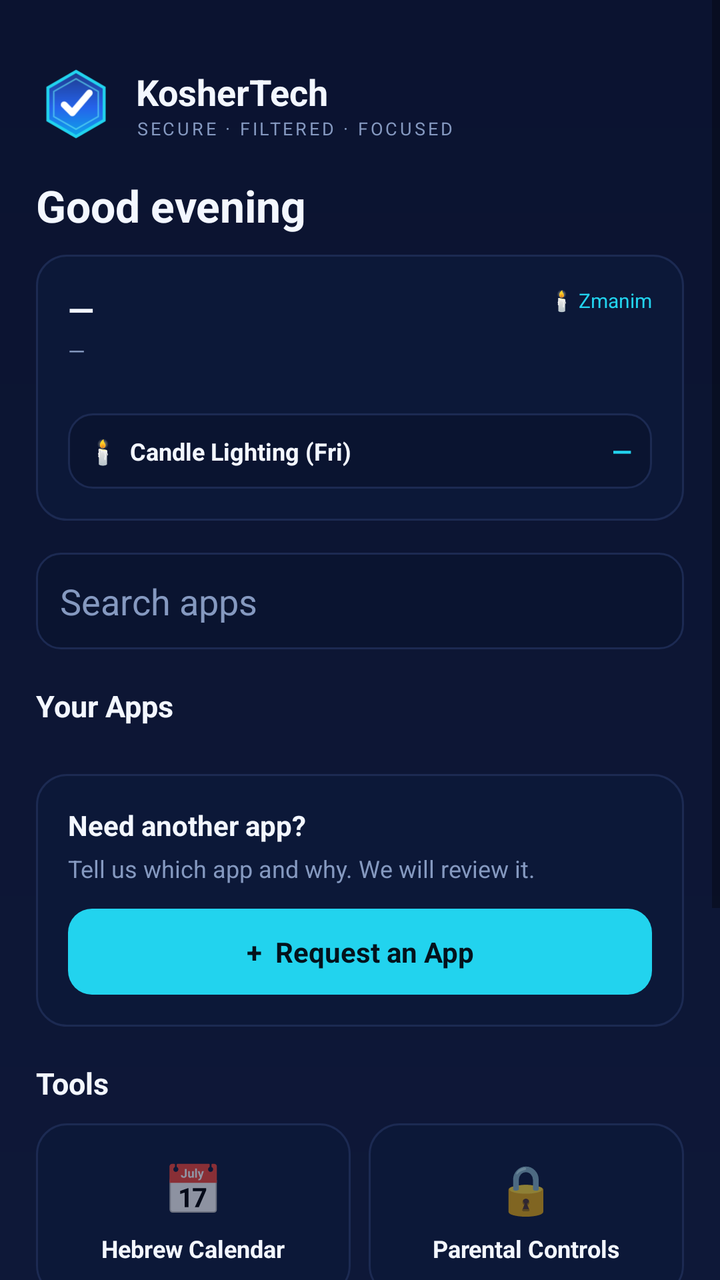
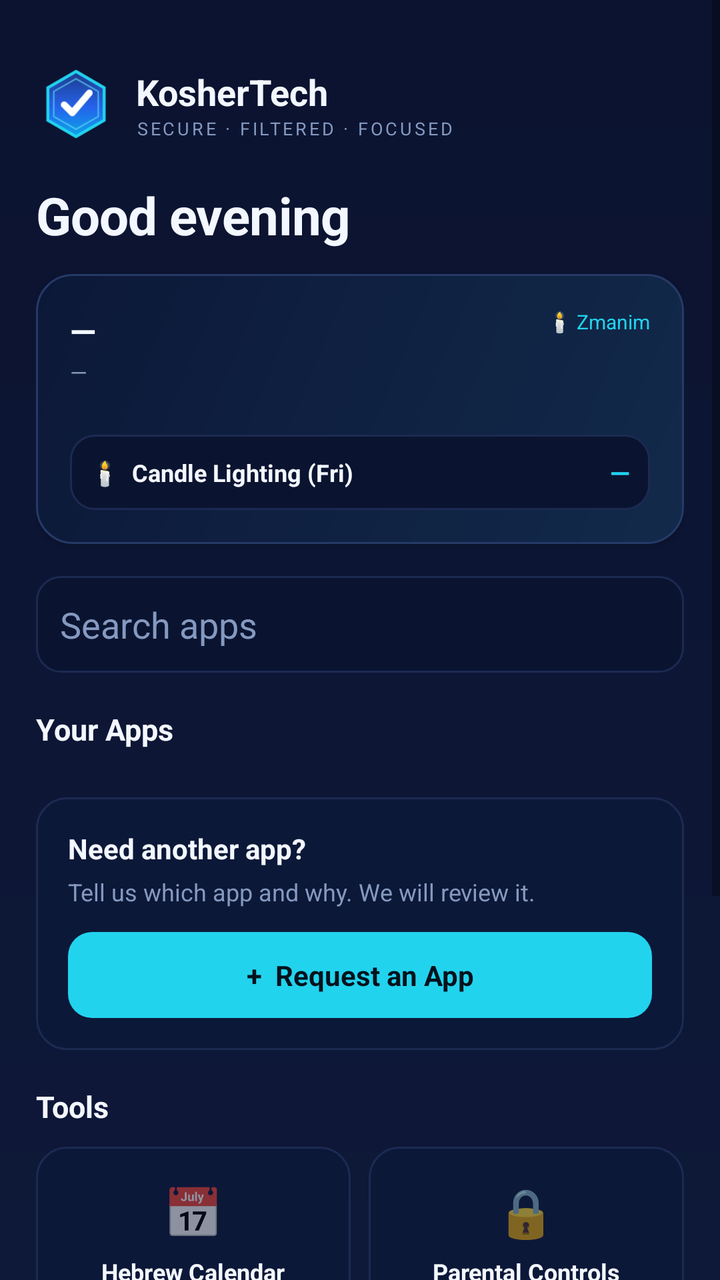

Screens rendered from an Android XML layout before and after an edit, with the pre-edit source and the edit as a unified diff.
<!-- AndroidManifest.xml: application theme Theme.KosherTechHub -->
<!-- res/layout/activity_main.xml -->
<?xml version="1.0" encoding="utf-8"?>
<FrameLayout xmlns:android="http://schemas.android.com/apk/res/android"
    android:layout_width="match_parent"
    android:layout_height="match_parent"
    android:background="@drawable/bg_root">

    <ScrollView
        android:layout_width="match_parent"
        android:layout_height="match_parent"
        android:fillViewport="true">

        <LinearLayout
            android:layout_width="match_parent"
            android:layout_height="wrap_content"
            android:orientation="vertical"
            android:padding="18dp">

            
            <LinearLayout
                android:layout_width="wrap_content"
                android:layout_height="wrap_content"
                android:orientation="horizontal"
                android:gravity="center_vertical"
                android:layout_marginTop="14dp">
                <ImageView
                    android:layout_width="40dp"
                    android:layout_height="40dp"
                    android:src="@drawable/ic_logo"
                    android:contentDescription="KosherTech logo"/>
                <LinearLayout
                    android:layout_width="wrap_content"
                    android:layout_height="wrap_content"
                    android:orientation="vertical"
                    android:layout_marginStart="10dp">
                    <TextView
                        android:layout_width="wrap_content"
                        android:layout_height="wrap_content"
                        android:text="@string/brand"
                        android:textColor="@color/white"
                        android:textStyle="bold"
                        android:textSize="18sp"/>
                    <TextView
                        android:layout_width="wrap_content"
                        android:layout_height="wrap_content"
                        android:text="@string/tagline"
                        android:textColor="@color/muted"
                        android:textSize="9sp"
                        android:letterSpacing="0.14"/>
                </LinearLayout>
            </LinearLayout>

            
            <TextView
                android:id="@+id/greetingText"
                android:layout_width="wrap_content"
                android:layout_height="wrap_content"
                android:text="Good evening"
                android:textColor="@color/white"
                android:textStyle="bold"
                android:textSize="22sp"
                android:layout_marginTop="16dp"/>

            
            <LinearLayout
                android:layout_width="match_parent"
                android:layout_height="wrap_content"
                android:orientation="vertical"
                android:background="@drawable/bg_card"
                android:padding="16dp"
                android:layout_marginTop="10dp">
                <LinearLayout
                    android:layout_width="match_parent"
                    android:layout_height="wrap_content"
                    android:orientation="horizontal">
                    <LinearLayout
                        android:layout_width="0dp"
                        android:layout_height="wrap_content"
                        android:layout_weight="1"
                        android:orientation="vertical">
                        <TextView
                            android:id="@+id/hebrewDate"
                            android:layout_width="wrap_content"
                            android:layout_height="wrap_content"
                            android:text="—"
                            android:textColor="@color/white"
                            android:textStyle="bold"
                            android:textSize="17sp"/>
                        <TextView
                            android:id="@+id/englishDate"
                            android:layout_width="wrap_content"
                            android:layout_height="wrap_content"
                            android:text="—"
                            android:textColor="@color/muted"
                            android:textSize="11sp"
                            android:layout_marginTop="2dp"/>
                    </LinearLayout>
                    <TextView
                        android:id="@+id/zmanimLoc"
                        android:layout_width="wrap_content"
                        android:layout_height="wrap_content"
                        android:text="🕯️ Zmanim"
                        android:textColor="@color/cyan"
                        android:textSize="10sp"
                        android:gravity="end"/>
                </LinearLayout>

                <LinearLayout
                    android:id="@+id/zmanimGrid"
                    android:layout_width="match_parent"
                    android:layout_height="wrap_content"
                    android:orientation="vertical"
                    android:layout_marginTop="12dp"/>

                <LinearLayout
                    android:layout_width="match_parent"
                    android:layout_height="wrap_content"
                    android:orientation="horizontal"
                    android:gravity="center_vertical"
                    android:background="@drawable/bg_search"
                    android:padding="10dp"
                    android:layout_marginTop="12dp">
                    <TextView
                        android:layout_width="0dp"
                        android:layout_height="wrap_content"
                        android:layout_weight="1"
                        android:text="🕯️  Candle Lighting (Fri)"
                        android:textColor="@color/white"
                        android:textSize="12sp"
                        android:textStyle="bold"/>
                    <TextView
                        android:id="@+id/candleVal"
                        android:layout_width="wrap_content"
                        android:layout_height="wrap_content"
                        android:text="—"
                        android:textColor="@color/cyan"
                        android:textStyle="bold"
                        android:textSize="13sp"/>
                </LinearLayout>
            </LinearLayout>

            
            <EditText
                android:id="@+id/searchBox"
                android:layout_width="match_parent"
                android:layout_height="wrap_content"
                android:layout_marginTop="16dp"
                android:background="@drawable/bg_search"
                android:hint="Search apps"
                android:textColorHint="@color/muted"
                android:textColor="@color/white"
                android:padding="12dp"
                android:inputType="text"
                android:maxLines="1"
                android:importantForAutofill="no"/>

            <TextView
                android:layout_width="match_parent"
                android:layout_height="wrap_content"
                android:text="Your Apps"
                android:textColor="@color/white"
                android:textStyle="bold"
                android:textSize="15sp"
                android:layout_marginTop="18dp"
                android:layout_marginBottom="10dp"/>

            <androidx.recyclerview.widget.RecyclerView
                android:id="@+id/appList"
                android:layout_width="match_parent"
                android:layout_height="wrap_content"
                android:nestedScrollingEnabled="false"/>

            <LinearLayout
                android:layout_width="match_parent"
                android:layout_height="wrap_content"
                android:orientation="vertical"
                android:background="@drawable/bg_card"
                android:padding="16dp"
                android:layout_marginTop="14dp">
                <TextView
                    android:layout_width="wrap_content"
                    android:layout_height="wrap_content"
                    android:text="Need another app?"
                    android:textColor="@color/white"
                    android:textStyle="bold"
                    android:textSize="14sp"/>
                <TextView
                    android:layout_width="match_parent"
                    android:layout_height="wrap_content"
                    android:text="Tell us which app and why. We will review it."
                    android:textColor="@color/muted"
                    android:textSize="12sp"
                    android:layout_marginTop="4dp"
                    android:layout_marginBottom="12dp"/>
                <TextView
                    android:id="@+id/requestButton"
                    android:layout_width="match_parent"
                    android:layout_height="wrap_content"
                    android:text="+  Request an App"
                    android:gravity="center"
                    android:textColor="#04121C"
                    android:textStyle="bold"
                    android:textSize="14sp"
                    android:paddingVertical="12dp"
                    android:background="@drawable/bg_request"
                    android:clickable="true"
                    android:focusable="true"/>
            </LinearLayout>

            
            <TextView
                android:layout_width="match_parent"
                android:layout_height="wrap_content"
                android:text="Tools"
                android:textColor="@color/white"
                android:textStyle="bold"
                android:textSize="15sp"
                android:layout_marginTop="18dp"
                android:layout_marginBottom="10dp"/>

            <LinearLayout
                android:layout_width="match_parent"
                android:layout_height="wrap_content"
                android:orientation="horizontal">
                <LinearLayout android:id="@+id/tileCalendar" android:layout_width="0dp" android:layout_height="wrap_content"
                    android:layout_weight="1" android:orientation="vertical" android:gravity="center"
                    android:background="@drawable/bg_card" android:padding="16dp" android:clickable="true" android:focusable="true">
                    <TextView android:layout_width="wrap_content" android:layout_height="wrap_content" android:text="📅" android:textSize="24sp"/>
                    <TextView android:layout_width="wrap_content" android:layout_height="wrap_content" android:text="Hebrew Calendar" android:textColor="@color/white" android:textStyle="bold" android:textSize="12sp" android:layout_marginTop="6dp"/>
                </LinearLayout>
                <View android:layout_width="9dp" android:layout_height="1dp"/>
                <LinearLayout android:id="@+id/tileParental" android:layout_width="0dp" android:layout_height="wrap_content"
                    android:layout_weight="1" android:orientation="vertical" android:gravity="center"
                    android:background="@drawable/bg_card" android:padding="16dp" android:clickable="true" android:focusable="true">
                    <TextView android:layout_width="wrap_content" android:layout_height="wrap_content" android:text="🔒" android:textSize="24sp"/>
                    <TextView android:layout_width="wrap_content" android:layout_height="wrap_content" android:text="Parental Controls" android:textColor="@color/white" android:textStyle="bold" android:textSize="12sp" android:layout_marginTop="6dp"/>
                </LinearLayout>
            </LinearLayout>

            <LinearLayout
                android:layout_width="match_parent"
                android:layout_height="wrap_content"
                android:orientation="horizontal"
                android:layout_marginTop="9dp">
                <LinearLayout android:id="@+id/tileAutomations" android:layout_width="0dp" android:layout_height="wrap_content"
                    android:layout_weight="1" android:orientation="vertical" android:gravity="center"
                    android:background="@drawable/bg_card" android:padding="16dp" android:clickable="true" android:focusable="true">
                    <TextView android:layout_width="wrap_content" android:layout_height="wrap_content" android:text="⚡" android:textSize="24sp"/>
                    <TextView android:layout_width="wrap_content" android:layout_height="wrap_content" android:text="Automations" android:textColor="@color/white" android:textStyle="bold" android:textSize="12sp" android:layout_marginTop="6dp"/>
                </LinearLayout>
                <View android:layout_width="9dp" android:layout_height="1dp"/>
                <LinearLayout android:id="@+id/tileHelp" android:layout_width="0dp" android:layout_height="wrap_content"
                    android:layout_weight="1" android:orientation="vertical" android:gravity="center"
                    android:background="@drawable/bg_card" android:padding="16dp" android:clickable="true" android:focusable="true">
                    <TextView android:layout_width="wrap_content" android:layout_height="wrap_content" android:text="❓" android:textSize="24sp"/>
                    <TextView android:layout_width="wrap_content" android:layout_height="wrap_content" android:text="Help &amp; Support" android:textColor="@color/white" android:textStyle="bold" android:textSize="12sp" android:layout_marginTop="6dp"/>
                </LinearLayout>
            </LinearLayout>

            <LinearLayout
                android:layout_width="match_parent"
                android:layout_height="wrap_content"
                android:orientation="horizontal"
                android:layout_marginTop="14dp">
                <TextView
                    android:id="@+id/loopholeButton"
                    android:layout_width="0dp"
                    android:layout_height="wrap_content"
                    android:layout_weight="1"
                    android:text="🛡  Report a Loophole"
                    android:gravity="center"
                    android:textColor="@color/white"
                    android:textStyle="bold"
                    android:textSize="12sp"
                    android:paddingVertical="11dp"
                    android:background="@drawable/bg_secondary"
                    android:clickable="true"
                    android:focusable="true"/>
                <View
                    android:layout_width="9dp"
                    android:layout_height="1dp"/>
                <TextView
                    android:id="@+id/rateButton"
                    android:layout_width="0dp"
                    android:layout_height="wrap_content"
                    android:layout_weight="1"
                    android:text="⭐  Rate Us"
                    android:gravity="center"
                    android:textColor="@color/white"
                    android:textStyle="bold"
                    android:textSize="12sp"
                    android:paddingVertical="11dp"
                    android:background="@drawable/bg_secondary"
                    android:clickable="true"
                    android:focusable="true"/>
            </LinearLayout>

            <LinearLayout
                android:layout_width="match_parent"
                android:layout_height="wrap_content"
                android:orientation="horizontal"
                android:layout_marginTop="10dp">
                <TextView
                    android:id="@+id/buyPlanButton"
                    android:layout_width="0dp"
                    android:layout_height="wrap_content"
                    android:layout_weight="1"
                    android:text="🛒  Buy Plan"
                    android:gravity="center"
                    android:textColor="@color/white"
                    android:textStyle="bold"
                    android:textSize="12sp"
                    android:paddingVertical="11dp"
                    android:background="@drawable/bg_secondary"
                    android:clickable="true"
                    android:focusable="true"/>
                <View
                    android:layout_width="9dp"
                    android:layout_height="1dp"/>
                <TextView
                    android:id="@+id/updatePaymentButton"
                    android:layout_width="0dp"
                    android:layout_height="wrap_content"
                    android:layout_weight="1"
                    android:text="💳  Update Payment"
                    android:gravity="center"
                    android:textColor="@color/white"
                    android:textStyle="bold"
                    android:textSize="12sp"
                    android:paddingVertical="11dp"
                    android:background="@drawable/bg_secondary"
                    android:clickable="true"
                    android:focusable="true"/>
            </LinearLayout>

            <TextView
                android:layout_width="match_parent"
                android:layout_height="wrap_content"
                android:text="KosherTech · Approved apps only"
                android:textColor="@color/muted"
                android:textSize="10sp"
                android:gravity="center"
                android:layout_marginTop="18dp"
                android:layout_marginBottom="8dp"/>
        </LinearLayout>
    </ScrollView>

</FrameLayout>
<!-- resources referenced by this layout -->
<resources>
  <color name="cyan">#22D3EE</color>
  <color name="muted">#8599C0</color>
  <color name="white">#F3F7FF</color>
  <!-- drawable bg_card (drawable) -->
  <?xml version="1.0" encoding="utf-8"?>
  <shape xmlns:android="http://schemas.android.com/apk/res/android" android:shape="rectangle">
      <solid android:color="#0C1838"/>
      <stroke android:width="1dp" android:color="#1C2A52"/>
      <corners android:radius="15dp"/>
  </shape>
  <!-- drawable bg_request (drawable) -->
  <?xml version="1.0" encoding="utf-8"?>
  <shape xmlns:android="http://schemas.android.com/apk/res/android" android:shape="rectangle">
      <solid android:color="#22D3EE"/>
      <corners android:radius="12dp"/>
  </shape>
  <!-- drawable bg_root (drawable) -->
  <?xml version="1.0" encoding="utf-8"?>
  <shape xmlns:android="http://schemas.android.com/apk/res/android" android:shape="rectangle">
      <gradient
          android:startColor="#0B1330"
          android:endColor="#0E1838"
          android:angle="270"/>
  </shape>
  <!-- drawable bg_search (drawable) -->
  <?xml version="1.0" encoding="utf-8"?>
  <shape xmlns:android="http://schemas.android.com/apk/res/android" android:shape="rectangle">
      <solid android:color="#0A1430"/>
      <stroke android:width="1dp" android:color="#1C2A52"/>
      <corners android:radius="12dp"/>
  </shape>
  <!-- drawable bg_secondary (drawable) -->
  <?xml version="1.0" encoding="utf-8"?>
  <shape xmlns:android="http://schemas.android.com/apk/res/android" android:shape="rectangle">
      <solid android:color="#0A1430"/>
      <stroke android:width="1dp" android:color="#1C2A52"/>
      <corners android:radius="12dp"/>
  </shape>
  <string name="brand">KosherTech</string>
  <string name="tagline">SECURE · FILTERED · FOCUSED</string>
  <style name="Theme.KosherTechHub" parent="Theme.MaterialComponents.DayNight.NoActionBar">
          <item name="android:windowBackground">@drawable/bg_root</item>
          <item name="colorPrimary">@color/cyan</item>
          <item name="colorOnPrimary">@color/black</item>
          <item name="colorAccent">@color/cyan</item>
      </style>
  <color name="black">#000000</color>
  <!-- unchanged entries left out for length: 1 -->
</resources>

<!-- the commit's change to res/layout/activity_main.xml (unified diff, before → after) -->
@@ -50,6 +50,58 @@
             </LinearLayout>
 
             
+            <LinearLayout
+                android:id="@+id/updateBanner"
+                android:layout_width="match_parent"
+                android:layout_height="wrap_content"
+                android:orientation="horizontal"
+                android:gravity="center_vertical"
+                android:background="@drawable/bg_update"
+                android:padding="13dp"
+                android:layout_marginTop="16dp"
+                android:clickable="true"
+                android:focusable="true"
+                android:visibility="gone">
+                <TextView
+                    android:layout_width="wrap_content"
+                    android:layout_height="wrap_content"
+                    android:text="⬆️"
+                    android:textSize="20sp"/>
+                <LinearLayout
+                    android:layout_width="0dp"
+                    android:layout_height="wrap_content"
+                    android:layout_weight="1"
+                    android:orientation="vertical"
+                    android:layout_marginStart="11dp">
+                    <TextView
+                        android:layout_width="wrap_content"
+                        android:layout_height="wrap_content"
+                        android:text="Update available"
+                        android:textColor="@color/white"
+                        android:textStyle="bold"
+                        android:textSize="13sp"/>
+                    <TextView
+                        android:id="@+id/updateSub"
+                        android:layout_width="wrap_content"
+                        android:layout_height="wrap_content"
+                        android:text="Tap to update now"
+                        android:textColor="@color/muted"
+                        android:textSize="11sp"
+                        android:layout_marginTop="1dp"/>
+                </LinearLayout>
+                <TextView
+                    android:layout_width="wrap_content"
+                    android:layout_height="wrap_content"
+                    android:text="Update"
+                    android:textColor="#04121C"
+                    android:textStyle="bold"
+                    android:textSize="12sp"
+                    android:paddingHorizontal="16dp"
+                    android:paddingVertical="8dp"
+                    android:background="@drawable/bg_request"/>
+            </LinearLayout>
+
+            
             <TextView
                 android:id="@+id/greetingText"
                 android:layout_width="wrap_content"
@@ -57,17 +109,19 @@
                 android:text="Good evening"
                 android:textColor="@color/white"
                 android:textStyle="bold"
-                android:textSize="22sp"
-                android:layout_marginTop="16dp"/>
+                android:textSize="26sp"
+                android:letterSpacing="-0.01"
+                android:layout_marginTop="18dp"/>
 
             
             <LinearLayout
                 android:layout_width="match_parent"
                 android:layout_height="wrap_content"
                 android:orientation="vertical"
-                android:background="@drawable/bg_card"
-                android:padding="16dp"
-                android:layout_marginTop="10dp">
+                android:background="@drawable/bg_status"
+                android:padding="17dp"
+                android:layout_marginTop="12dp"
+                android:elevation="2dp">
                 <LinearLayout
                     android:layout_width="match_parent"
                     android:layout_height="wrap_content"
<!-- resource entries referenced after the edit -->
@@ -38,6 +38,20 @@
       <stroke android:width="1dp" android:color="#1C2A52"/>
       <corners android:radius="12dp"/>
   </shape>
+  <!-- drawable bg_status (drawable) -->
+  <?xml version="1.0" encoding="utf-8"?>
+  <shape xmlns:android="http://schemas.android.com/apk/res/android" android:shape="rectangle">
+      <gradient android:startColor="#122A4A" android:endColor="#0C1838" android:angle="135"/>
+      <stroke android:width="1dp" android:color="#263a68"/>
+      <corners android:radius="18dp"/>
+  </shape>
+  <!-- drawable bg_update (drawable) -->
+  <?xml version="1.0" encoding="utf-8"?>
+  <shape xmlns:android="http://schemas.android.com/apk/res/android" android:shape="rectangle">
+      <gradient android:startColor="#13335A" android:endColor="#101C3E" android:angle="135"/>
+      <stroke android:width="1dp" android:color="#3322D3EE"/>
+      <corners android:radius="14dp"/>
+  </shape>
   <string name="brand">KosherTech</string>
   <string name="tagline">SECURE · FILTERED · FOCUSED</string>
   <style name="Theme.KosherTechHub" parent="Theme.MaterialComponents.DayNight.NoActionBar">
